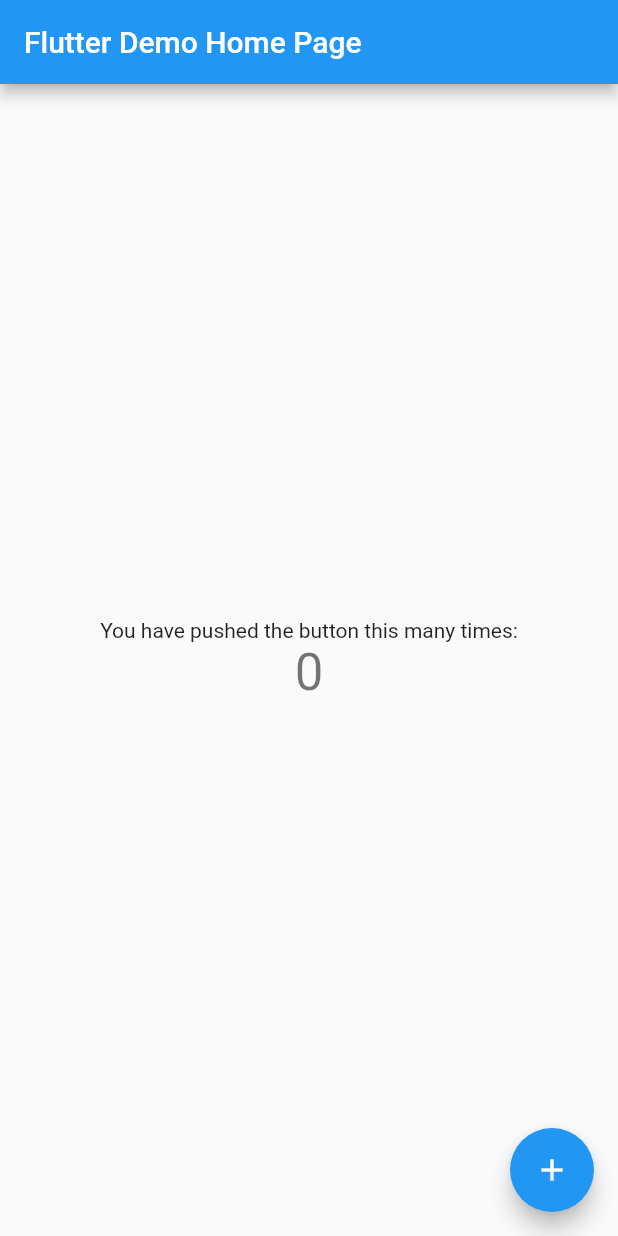
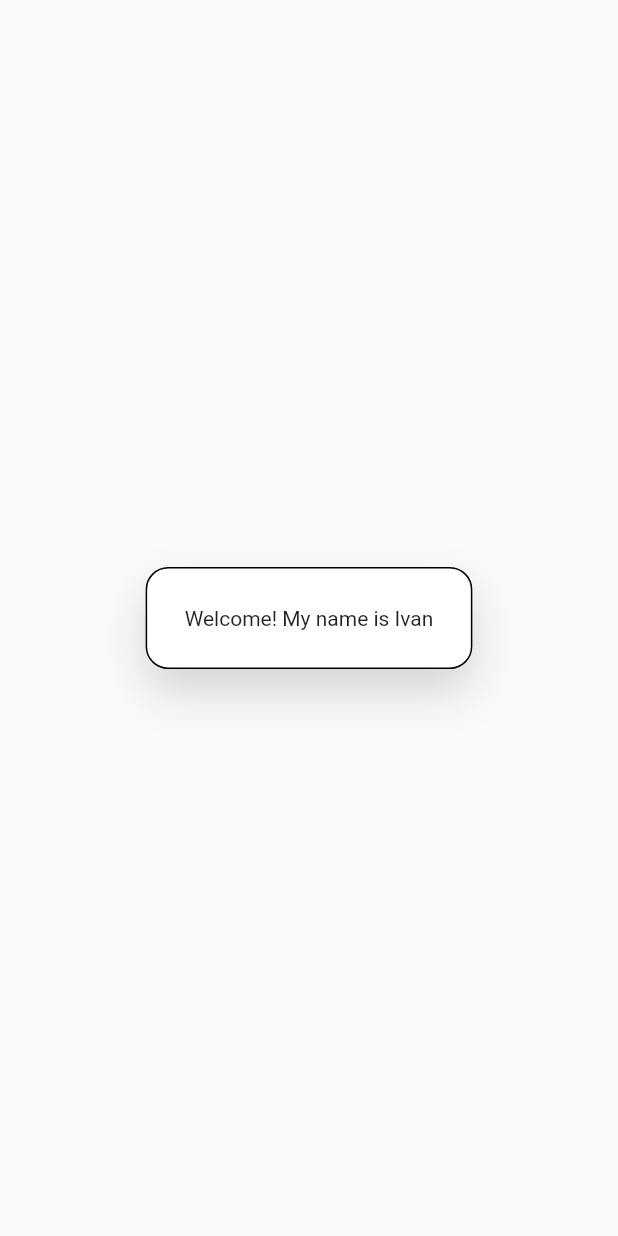
Before and after one commit to MilicTG/my_portfolio, a Flutter app: the screen it shows after launch, on a phone screen of 412 x 824 dp. Run offline on Flutter 3.47's test engine with Material 2 defaults, Android fonts, the phone set to English and light mode, and no system bars.

```diff
--- a/lib/main.dart
+++ b/lib/main.dart
@@ -1,4 +1,5 @@
 import 'package:flutter/material.dart';
+import 'package:my_portfolio/pages/home_page.dart';
 
 void main() {
   runApp(const MyApp());
@@ -7,109 +8,14 @@
 class MyApp extends StatelessWidget {
   const MyApp({Key? key}) : super(key: key);
 
-  // This widget is the root of your application.
   @override
   Widget build(BuildContext context) {
     return MaterialApp(
       title: 'Flutter Demo',
       theme: ThemeData(
-        // This is the theme of your application.
-        //
-        // Try running your application with "flutter run". You'll see the
-        // application has a blue toolbar. Then, without quitting the app, try
-        // changing the primarySwatch below to Colors.green and then invoke
-        // "hot reload" (press "r" in the console where you ran "flutter run",
-        // or simply save your changes to "hot reload" in a Flutter IDE).
-        // Notice that the counter didn't reset back to zero; the application
-        // is not restarted.
         primarySwatch: Colors.blue,
       ),
-      home: const MyHomePage(title: 'Flutter Demo Home Page'),
+      home: HomePage(),
     );
   }
 }
-
-class MyHomePage extends StatefulWidget {
-  const MyHomePage({Key? key, required this.title}) : super(key: key);
-
-  // This widget is the home page of your application. It is stateful, meaning
-  // that it has a State object (defined below) that contains fields that affect
-  // how it looks.
-
-  // This class is the configuration for the state. It holds the values (in this
-  // case the title) provided by the parent (in this case the App widget) and
-  // used by the build method of the State. Fields in a Widget subclass are
-  // always marked "final".
-
-  final String title;
-
-  @override
-  State<MyHomePage> createState() => _MyHomePageState();
-}
-
-class _MyHomePageState extends State<MyHomePage> {
-  int _counter = 0;
-
-  void _incrementCounter() {
-    setState(() {
-      // This call to setState tells the Flutter framework that something has
-      // changed in this State, which causes it to rerun the build method below
-      // so that the display can reflect the updated values. If we changed
-      // _counter without calling setState(), then the build method would not be
-      // called again, and so nothing would appear to happen.
-      _counter++;
-    });
-  }
-
-  @override
-  Widget build(BuildContext context) {
-    // This method is rerun every time setState is called, for instance as done
-    // by the _incrementCounter method above.
-    //
-    // The Flutter framework has been optimized to make rerunning build methods
-    // fast, so that you can just rebuild anything that needs updating rather
-    // than having to individually change instances of widgets.
-    return Scaffold(
-      appBar: AppBar(
-        // Here we take the value from the MyHomePage object that was created by
-        // the App.build method, and use it to set our appbar title.
-        title: Text(widget.title),
-      ),
-      body: Center(
-        // Center is a layout widget. It takes a single child and positions it
-        // in the middle of the parent.
-        child: Column(
-          // Column is also a layout widget. It takes a list of children and
-          // arranges them vertically. By default, it sizes itself to fit its
-          // children horizontally, and tries to be as tall as its parent.
-          //
-          // Invoke "debug painting" (press "p" in the console, choose the
-          // "Toggle Debug Paint" action from the Flutter Inspector in Android
-          // Studio, or the "Toggle Debug Paint" command in Visual Studio Code)
-          // to see the wireframe for each widget.
-          //
-          // Column has various properties to control how it sizes itself and
-          // how it positions its children. Here we use mainAxisAlignment to
-          // center the children vertically; the main axis here is the vertical
-          // axis because Columns are vertical (the cross axis would be
-          // horizontal).
-          mainAxisAlignment: MainAxisAlignment.center,
-          children: <Widget>[
-            const Text(
-              'You have pushed the button this many times:',
-            ),
-            Text(
-              '$_counter',
-              style: Theme.of(context).textTheme.headline4,
-            ),
-          ],
-        ),
-      ),
-      floatingActionButton: FloatingActionButton(
-        onPressed: _incrementCounter,
-        tooltip: 'Increment',
-        child: const Icon(Icons.add),
-      ), // This trailing comma makes auto-formatting nicer for build methods.
-    );
-  }
-}
--- /dev/null
+++ b/lib/pages/home_page.dart
@@ -0,0 +1,32 @@
+import 'package:flutter/material.dart';
+
+class HomePage extends StatelessWidget {
+  const HomePage({Key? key}) : super(key: key);
+
+  @override
+  Widget build(BuildContext context) {
+    return Scaffold(
+      body: Center(
+        child: Container(
+          padding: const EdgeInsets.all(25.0),
+          decoration: BoxDecoration(
+            color: Colors.white,
+            boxShadow: [
+              BoxShadow(
+                color: Colors.black.withOpacity(.15),
+                offset: const Offset(0, 15),
+                blurRadius: 25,
+              ),
+            ],
+            borderRadius: BorderRadius.circular(15.0),
+            border: Border.all(
+              color: Colors.black,
+              width: 1,
+            ),
+          ),
+          child: const Text("Welcome! My name is Ivan"),
+        ),
+      ),
+    );
+  }
+}
```
